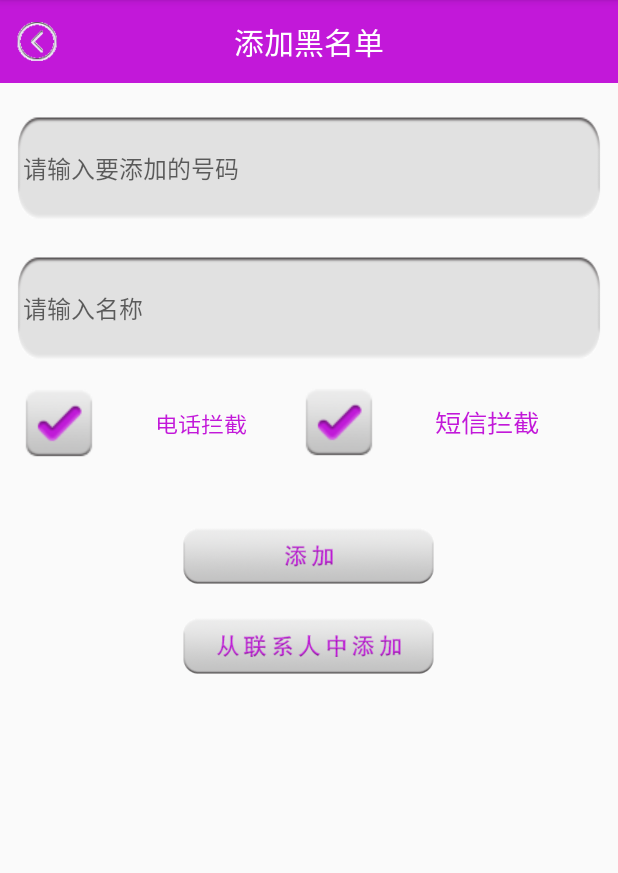
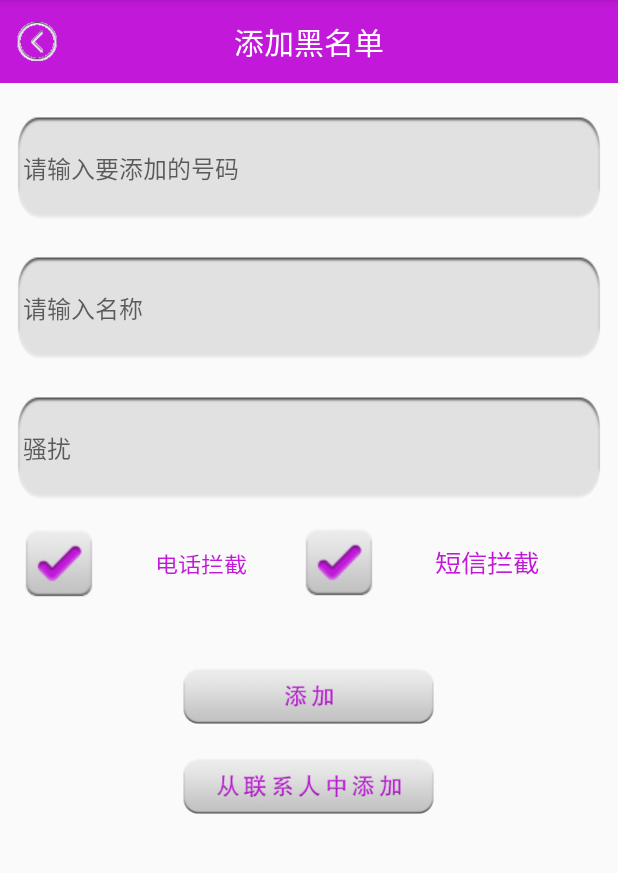
Before and after one commit to wzf383/MobileGuard, an Android app: the AddBlackNumberActivity screen opened directly, with no data from a screen before it, on a phone screen of 412 x 824 dp, the part 84-957 px from its top. Run offline under Robolectric (Android 15) with nearby library versions, the phone set to English and light mode, and no system bars.

Commit message:
骚扰+第四章基本点

```diff
--- a/app/src/main/java/cn/edu/gdmec/android/mobileguard/m3communicationguard/AddBlackNumberActivity.java
+++ b/app/src/main/java/cn/edu/gdmec/android/mobileguard/m3communicationguard/AddBlackNumberActivity.java
@@ -21,6 +21,8 @@ public class AddBlackNumberActivity extends AppCompatActivity implements View.On
     private CheckBox mTelCB;
     private EditText mNumET;
     private EditText mNameET;
+    private EditText mStateEt;
+
     private BlackNumberDao dao;
     //et_balcknumber  et_blackname  add_fromcontact_btn
     private void initView(){
@@ -32,8 +34,9 @@ public class AddBlackNumberActivity extends AppCompatActivity implements View.On
 
         mSmsCB = (CheckBox) findViewById(R.id.cb_blacknumber_sms);
         mTelCB = (CheckBox) findViewById(R.id.cb_blacknumber_tel);
-        mNumET = (EditText) findViewById(R.id.et_balcknumber);
-        mNameET = (EditText) findViewById(R.id.et_blackname);
+        mNumET = (EditText) findViewById(R.id.et_balcknumber);//////////////////////////////
+        mNameET = (EditText) findViewById(R.id.et_blackname);///////////////////////////////
+        mStateEt=(EditText)findViewById(R.id.et_blackstate);
         findViewById(R.id.add_blacknum_btn).setOnClickListener(this);
         findViewById(R.id.add_fromcontact_btn).setOnClickListener(this);
     }
@@ -44,14 +47,20 @@ public class AddBlackNumberActivity extends AppCompatActivity implements View.On
         if(data != null){
             String phone = data.getStringExtra("phone");
             String name = data.getStringExtra("name");
+           // String saorao = data.getStringExtra("saorao");//等下注释
+            String state=data.getStringExtra("state");
             mNameET.setText(name);
             mNumET.setText(phone);
+        // mSaoraoET.setText(saorao);//等下注释
+            mStateEt.setText(state);//这个重要点,容易错
         }
     }
 
     @Override
     protected void onCreate(Bundle savedInstanceState) {
         super.onCreate(savedInstanceState);
+       // requestWindowFeature(Window.FEATURE_NO_TITLE);
+       // getSupportActionBar().hide();//去除标题栏
         setContentView(R.layout.activity_add_black_number);
         dao = new BlackNumberDao(AddBlackNumberActivity.this);
         initView();
@@ -66,6 +75,7 @@ public class AddBlackNumberActivity extends AppCompatActivity implements View.On
             case R.id.add_blacknum_btn:
                 String number = mNumET.getText().toString().trim();
                 String name = mNameET.getText().toString().trim();
+                String state=mStateEt.getText().toString().trim();
                 if(TextUtils.isEmpty(number) || TextUtils.isEmpty(name)){
                     Toast.makeText(this,"电话号码和手机号不能为空！",Toast.LENGTH_LONG).show();
                     return;
@@ -73,6 +83,7 @@ public class AddBlackNumberActivity extends AppCompatActivity implements View.On
                     BlackContactInfo blackContactInfo = new BlackContactInfo();
                     blackContactInfo.phoneNumber = number;
                     blackContactInfo.contactName = name;
+                    blackContactInfo.state=state;
                     if(mSmsCB.isChecked() & mTelCB.isChecked()){
                         blackContactInfo.mode = 3;
                     }else if(mSmsCB.isChecked() & !mTelCB.isChecked()){
--- a/app/src/main/java/cn/edu/gdmec/android/mobileguard/m3communicationguard/db/BlackNumberOpenHelper.java
+++ b/app/src/main/java/cn/edu/gdmec/android/mobileguard/m3communicationguard/db/BlackNumberOpenHelper.java
@@ -24,7 +24,7 @@ public class BlackNumberOpenHelper extends SQLiteOpenHelper {
     }
     @Override
     public void onCreate(SQLiteDatabase sqLiteDatabase) {
-        sqLiteDatabase.execSQL("create table blacknumber "+"(id integer primary key autoincrement,"+"number varchar(20),"+"name varchar(255),"+"mode integer)");
+        sqLiteDatabase.execSQL("create table blacknumber "+"(id integer primary key autoincrement,"+"number varchar(20),"+"name varchar(255),"+"state varchar(255),"+"mode integer)");
     }
 
     @Override
--- a/app/src/main/java/cn/edu/gdmec/android/mobileguard/m3communicationguard/entity/BlackContactInfo.java
+++ b/app/src/main/java/cn/edu/gdmec/android/mobileguard/m3communicationguard/entity/BlackContactInfo.java
@@ -4,6 +4,7 @@ package cn.edu.gdmec.android.mobileguard.m3communicationguard.entity;
 public class BlackContactInfo {
     public String phoneNumber;
     public String contactName;
+    public String state;
     public int mode;
     public String getModeString(int mode){
         switch (mode){
--- a/app/src/main/java/cn/edu/gdmec/android/mobileguard/m3communicationguard/receiver/InterceptCallReciever.java
+++ b/app/src/main/java/cn/edu/gdmec/android/mobileguard/m3communicationguard/receiver/InterceptCallReciever.java
@@ -35,14 +35,18 @@ public class InterceptCallReciever extends BroadcastReceiver {
         BlackNumberDao dao = new BlackNumberDao(context);
         if(!intent.getAction().equals(Intent.ACTION_NEW_OUTGOING_CALL)){
             String mIncomingNumber = "";
+
             TelephonyManager tManager = (TelephonyManager) context.getSystemService(Service.TELEPHONY_SERVICE);
             switch (tManager.getCallState()){
                 case TelephonyManager.CALL_STATE_RINGING:
                     mIncomingNumber = intent.getStringExtra("incoming_number");
+
                     if(mIncomingNumber == null){
                         return;
                     }
+
                     int blackContactMode = dao.getBlackContactMode(mIncomingNumber);
+
                     if(blackContactMode == 1 || blackContactMode == 3){
                         Uri uri = Uri.parse("content://call_log/calls");
                         context.getContentResolver().registerContentObserver(uri,true,new CallLogObserver(new Handler(),mIncomingNumber,context));
--- a/app/src/main/java/cn/edu/gdmec/android/mobileguard/m4appmanager/AppManagerActivity.java
+++ b/app/src/main/java/cn/edu/gdmec/android/mobileguard/m4appmanager/AppManagerActivity.java
@@ -90,7 +90,7 @@ public class AppManagerActivity extends AppCompatActivity implements View.OnClic
     @Override
     protected void onCreate(Bundle savedInstanceState){
         super.onCreate(savedInstanceState);
-        requestWindowFeature(Window.FEATURE_NO_TITLE);
+        //requestWindowFeature(Window.FEATURE_NO_TITLE);//////////////////////////////////////////
         setContentView(R.layout.activity_app_manager);
 
         receciver=new UninstallRececiver();
--- a/app/src/main/java/cn/edu/gdmec/android/mobileguard/m4appmanager/utils/DensityUtil.java
+++ b/app/src/main/java/cn/edu/gdmec/android/mobileguard/m4appmanager/utils/DensityUtil.java
@@ -7,7 +7,7 @@ import android.content.Context;
  */
 
 public class DensityUtil {
-    //dip转换ps
+    //dip转换像素px
     public static int dip2px(Context context,float dpValue){
         try {
             final float scale=context.getResources().getDisplayMetrics().density;
@@ -17,7 +17,7 @@ public class DensityUtil {
         }
         return (int) dpValue;
     }
-
+    //像素px转换为dip
     public static int px2dip(Context context,float pxValue){
         try {
             final float scale=context.getResources().getDisplayMetrics().density;
--- a/app/src/main/res/layout/activity_add_black_number.xml
+++ b/app/src/main/res/layout/activity_add_black_number.xml
@@ -26,6 +26,18 @@
         android:layout_marginTop="20dp"
         android:background="@drawable/coner_white_rec"
         android:hint="请输入名称"
+        android:paddingLeft="5dp"
+        android:textColor="@color/bright_purple"
+        android:textSize="16sp"/>
+    <EditText
+        android:id="@+id/et_blackstate"
+        android:layout_width="match_parent"
+        android:layout_height="wrap_content"
+        android:layout_marginLeft="10dp"
+        android:layout_marginRight="10dp"
+        android:layout_marginTop="20dp"
+        android:background="@drawable/coner_white_rec"
+        android:hint="骚扰"
         android:paddingLeft="5dp"
         android:textColor="@color/bright_purple"
         android:textSize="16sp"/>
--- a/app/src/main/res/layout/activity_app_manager.xml
+++ b/app/src/main/res/layout/activity_app_manager.xml
@@ -27,7 +27,7 @@
             android:id="@+id/lv_appmanager"
             android:layout_width="match_parent"
             android:layout_height="match_parent"
-            android:listSelector="@color/transperent"/>
+            android:listSelector="@color/transparent"/>
         <TextView
             android:id="@+id/tv_appnumber"
             android:layout_width="match_parent"
--- a/app/src/main/res/values/colors.xml
+++ b/app/src/main/res/values/colors.xml
@@ -14,5 +14,5 @@
     <color name="black">#000000</color>
     <color name="graye5">#E5E5E5</color>
     <color name="bright_yellow">#FEC425</color>
-    <color name="transperent">#00000000</color>
+    <color name="transparent">#00000000</color>
 </resources>
```
Also changed, not shown: app/src/main/java/cn/edu/gdmec/android/mobileguard/m3communicationguard/adapter/BlackContactAdapter.java (+9 -1 lines), app/src/main/java/cn/edu/gdmec/android/mobileguard/m3communicationguard/db/dao/BlackNumberDao.java (+9 -3 lines), app/src/main/java/cn/edu/gdmec/android/mobileguard/m4appmanager/adapter/AppManagerAdapter.java (+5 -4 lines), app/src/main/java/cn/edu/gdmec/android/mobileguard/m4appmanager/utils/AppInfoParser.java (+6 -2 lines), app/src/main/java/cn/edu/gdmec/android/mobileguard/m4appmanager/utils/EngineUtils.java (+6 -4 lines), app/src/main/res/layout/item_appmanager_list.xml (+5 -5 lines), app/src/main/res/layout/item_list_blackcontact.xml (+7 -0 lines).
